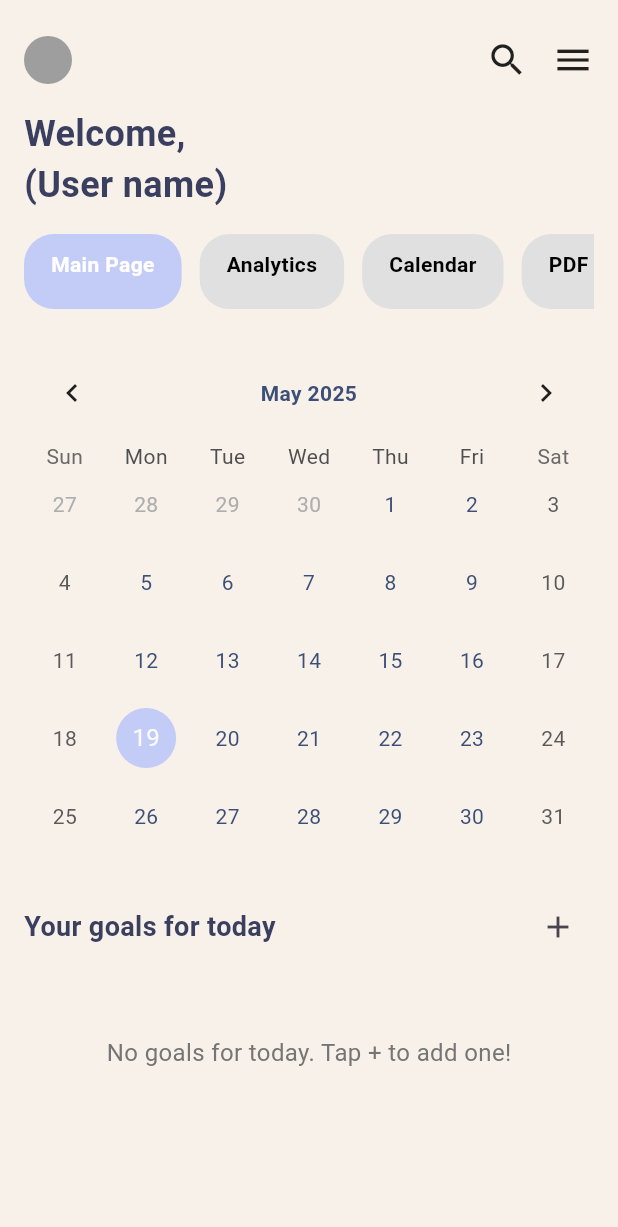
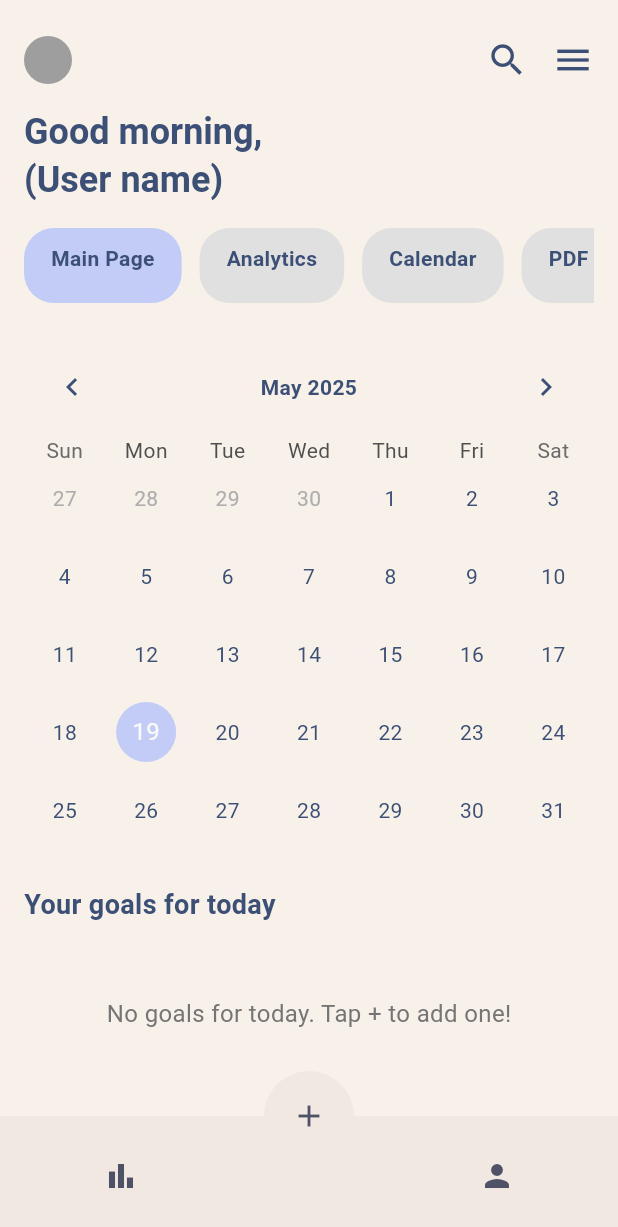
Before and after one commit to karsrc/notestash, a Flutter app: the screen it shows after launch, on a phone screen of 412 x 824 dp. Shown: the top 1227 px of the screen. Run offline on Flutter 3.47's test engine with Material 3 defaults, Android fonts, the phone set to English and light mode, and no system bars; drawn by our look-alikes of table_calendar.

Commit message:
Changed the UI to add a Bottom Navigation Bar, started working on dark mode

```diff
--- a/lib/main.dart
+++ b/lib/main.dart
@@ -3,26 +3,42 @@
 import 'package:intl/intl.dart';
 import 'plus.dart';
 
+final ThemeData _lightTheme = ThemeData(
+  useMaterial3: true,
+  scaffoldBackgroundColor: const Color(0xFFF8F1E9),
+  primaryColor: const Color(0xFF3C4F76),
+  iconTheme: const IconThemeData(color: Color(0xFF3C4F76)),
+  textTheme: ThemeData.light().textTheme.apply(
+    bodyColor: Color(0xFF3C4F76),
+    displayColor: Color(0xFF3C4F76),
+  ),
+  bottomAppBarTheme: const BottomAppBarTheme(
+    color: Color(0xFFF1E8E2),
+    elevation: 0,
+  ),
+);
+
+final ThemeData _darkTheme = ThemeData(
+  useMaterial3: true,
+  scaffoldBackgroundColor: const Color(0xFF2B2739),
+  primaryColor: const Color(0xFFE5E4F0),
+  iconTheme: const IconThemeData(color: Color(0xFFE5E4F0)),
+  textTheme: ThemeData.dark().textTheme.apply(
+    bodyColor: Color(0xFFE5E4F0),
+    displayColor: Color(0xFFB9B7C9),
+  ),
+  bottomAppBarTheme: const BottomAppBarTheme(
+    color: Color(0xFF7566EA),
+    elevation: 0,
+  ),
+);
+
 void main() {
   runApp(MaterialApp(
     debugShowCheckedModeBanner: false,
-    theme: ThemeData(
-      scaffoldBackgroundColor: const Color(0xFFF8F1E9),
-      textTheme: ThemeData.light().textTheme.apply(
-        bodyColor: const Color(0xFF3C4F76),
-        displayColor: const Color(0xFF3C4F76),
-      ),
-      inputDecorationTheme: const InputDecorationTheme(
-        labelStyle: TextStyle(color: Color(0xFF3C4F76)),
-        hintStyle: TextStyle(color: Color(0xFF3C4F76)),
-        enabledBorder: OutlineInputBorder(
-          borderSide: BorderSide(color: Color(0xFF3C4F76)),
-        ),
-        focusedBorder: OutlineInputBorder(
-          borderSide: BorderSide(color: Color(0xFF3C4F76), width: 2),
-        ),
-      ),
-    ),
+    themeMode: ThemeMode.system,
+    theme: _lightTheme,
+    darkTheme: _darkTheme,
     home: const GoalsPage(),
   ));
 }
@@ -36,14 +52,16 @@
 
 class _GoalsPageState extends State<GoalsPage> {
   final Color highlightColor = const Color(0xFFC3CBF7);
-  final Color backgroundColor = const Color(0xFFF8F1E9);
-  final Color headerTextColor = const Color(0xFF3A3F5F);
-  final Color textDarkBlue = const Color(0xFF2F3A5A);
+  final List<Map<String, dynamic>> allGoals = [];
 
-  List<Map<String, dynamic>> allGoals = [];
+  String get currentDay => DateFormat('E').format(DateTime.now());
 
-  // 🔽 Get today (Mon, Tue...) from phone
-  String get currentDay => DateFormat('E').format(DateTime.now());
+  String get dynamicGreeting {
+    final hour = DateTime.now().hour;
+    if (hour < 12) return "Good morning";
+    if (hour < 18) return "Good afternoon";
+    return "Good evening";
+  }
 
   List<Map<String, dynamic>> get todayGoals {
     return allGoals.where((goal) {
@@ -70,18 +88,43 @@
     }).toList();
   }
 
+  void _onAddGoal() async {
+    final result = await Navigator.push(
+      context,
+      MaterialPageRoute(builder: (_) => const AddGoalPage()),
+    );
+    if (result != null && result is Map<String, dynamic>) {
+      setState(() {
+        result['addedOn'] = DateTime.now();
+        allGoals.add(result);
+      });
+    }
+  }
+
   @override
   Widget build(BuildContext context) {
+    final textColor = Theme.of(context).textTheme.bodyMedium?.color ?? Colors.black;
+    final isDark = Theme.of(context).brightness == Brightness.dark;
+
+    final iconColor = isDark
+        ? const Color(0xFFFFF4EC)
+        : const Color(0xFF4F5267);
+
+    final fabBackground = isDark
+        ? const Color(0xFF7566EA)
+        : const Color(0xFFF1E8E2);
+
+    final fabIcon = isDark
+        ? const Color(0xFFFFF4EC)
+        : const Color(0xFF4F5267);
+
     return Scaffold(
-      backgroundColor: backgroundColor,
       body: SafeArea(
-        child: SingleChildScrollView(
         child: Padding(
           padding: const EdgeInsets.symmetric(horizontal: 16, vertical: 24),
+          child: SingleChildScrollView(
             child: Column(
-              crossAxisAlignment: CrossAxisAlignment.center,
               children: [
-                // Top bar
                 Row(
                   mainAxisAlignment: MainAxisAlignment.spaceBetween,
                   children: const [
@@ -100,18 +143,14 @@
                 Align(
                   alignment: Alignment.centerLeft,
                   child: Text(
-                    "Welcome,\n(User name)",
-                    style: TextStyle(
-                      fontSize: 24,
+                    "$dynamicGreeting,\n(User name)",
+                    style: Theme.of(context).textTheme.headlineSmall?.copyWith(
                       fontWeight: FontWeight.bold,
-                      color: headerTextColor,
                     ),
                   ),
                 ),
-
                 const SizedBox(height: 16),
 
-                // Tabs
                 SizedBox(
                   height: 50,
                   child: ListView(
@@ -127,64 +166,39 @@
 
                 const SizedBox(height: 24),
 
-                // Calendar
                 TableCalendar(
                   firstDay: DateTime.utc(2000, 1, 1),
                   lastDay: DateTime.utc(2100, 12, 31),
                   focusedDay: DateTime.now(),
-                  headerStyle: const HeaderStyle(
+                  headerStyle: HeaderStyle(
                     formatButtonVisible: false,
                     titleCentered: true,
-                    titleTextStyle: TextStyle(fontWeight: FontWeight.bold),
+                    titleTextStyle: TextStyle(color: textColor, fontWeight: FontWeight.bold),
                   ),
                   calendarStyle: CalendarStyle(
-                    todayDecoration: BoxDecoration(
-                      color: highlightColor,
-                      shape: BoxShape.circle,
-                    ),
-                    selectedDecoration: BoxDecoration(
-                      color: highlightColor,
-                      shape: BoxShape.circle,
-                    ),
+                    weekendTextStyle: TextStyle(color: textColor),
+                    defaultTextStyle: TextStyle(color: textColor),
+                    todayDecoration: BoxDecoration(color: highlightColor, shape: BoxShape.circle),
+                    selectedDecoration: BoxDecoration(color: highlightColor, shape: BoxShape.circle),
                   ),
                 ),
 
                 const SizedBox(height: 24),
 
-                // Goals header
-                Row(
-                  mainAxisAlignment: MainAxisAlignment.spaceBetween,
-                  children: [
-                    Text(
+                Align(
+                  alignment: Alignment.centerLeft,
+                  child: Text(
                     "Your goals for today",
                     style: TextStyle(
                       fontSize: 18,
                       fontWeight: FontWeight.w600,
-                        color: headerTextColor,
+                      color: textColor,
                     ),
                   ),
-                    IconButton(
-                      icon: const Icon(Icons.add),
-                      onPressed: () async {
-                        final result = await Navigator.push(
-                          context,
-                          MaterialPageRoute(builder: (_) => const AddGoalPage()),
-                        );
-
-                        if (result != null && result is Map<String, dynamic>) {
-                          setState(() {
-                            result['addedOn'] = DateTime.now(); // used for "once" goal
-                            allGoals.add(result);
-                          });
-                        }
-                      },
-                    )
-                  ],
                 ),
 
                 const SizedBox(height: 16),
 
-                // Show goals
                 todayGoals.isEmpty
                     ? Padding(
                   padding: const EdgeInsets.only(top: 32),
@@ -213,8 +227,44 @@
           ),
         ),
       ),
+
+      bottomNavigationBar: BottomAppBar(
+        elevation: 0,
+        child: SizedBox(
+          height: 70,
+          child: Row(
+            mainAxisAlignment: MainAxisAlignment.spaceAround,
+            children: [
+              IconButton(
+                icon: Icon(Icons.bar_chart, color: iconColor),
+                onPressed: () {},
+              ),
+              const SizedBox(width: 40),
+              IconButton(
+                icon: Icon(Icons.person, color: iconColor),
+                onPressed: () {},
+              ),
+            ],
+          ),
+        ),
+      ),
+      floatingActionButtonLocation: FloatingActionButtonLocation.centerDocked,
+      floatingActionButton: Container(
+        height: 60,
+        width: 60,
+        decoration: BoxDecoration(
+          color: fabBackground,
+          shape: BoxShape.circle,
+        ),
+        child: IconButton(
+          icon: Icon(Icons.add, color: fabIcon),
+          onPressed: _onAddGoal,
+        ),
+      ),
     );
   }
+}
+
 
 Widget buildTab(String label, {bool active = false}) {
   return Padding(
@@ -222,15 +272,12 @@
     child: Container(
       padding: const EdgeInsets.symmetric(horizontal: 18, vertical: 10),
       decoration: BoxDecoration(
-          color: active ? highlightColor : Colors.grey[300],
+        color: active ? const Color(0xFFC3CBF7) : Colors.grey[300],
         borderRadius: BorderRadius.circular(20),
       ),
       child: Text(
         label,
-          style: TextStyle(
-            color: active ? Colors.white : Colors.black,
-            fontWeight: FontWeight.w600,
-          ),
+        style: const TextStyle(fontWeight: FontWeight.w600),
       ),
     ),
   );
@@ -238,50 +285,37 @@
 
 Color darken(Color color, [double amount = 0.3]) {
   final hsl = HSLColor.fromColor(color);
-    final darker = hsl.withLightness((hsl.lightness - amount).clamp(0.0, 1.0));
-    return darker.toColor();
+  return hsl.withLightness((hsl.lightness - amount).clamp(0.0, 1.0)).toColor();
 }
 
 Widget buildGoalCard(Map<String, dynamic> goal) {
   final String title = goal['name'];
   final bool isHabit = goal['isHabit'] ?? false;
   final int total = goal['total'] ?? 100;
+  final int dailyTarget = goal['dailyTarget'] ?? 10;
   final int progress = goal['progress'] ?? 0;
-    final int dailyTarget = goal['dailyTarget'] ?? 10;
   final String unit = goal['unit'] ?? '';
   final Color color = goal['color'] as Color;
   final IconData icon = goal['icon'] as IconData;
-    final textColor = darken(color, 0.3);
 
   final int showTotal = isHabit ? dailyTarget : total;
+  final textColor = darken(color);
   final String label = "$progress / $showTotal $unit";
 
   return Container(
-      decoration: BoxDecoration(
-        color: color,
-        borderRadius: BorderRadius.circular(12),
-      ),
+    decoration: BoxDecoration(color: color, borderRadius: BorderRadius.circular(12)),
     padding: const EdgeInsets.all(16),
     child: Stack(
       children: [
-          Align(
-            alignment: Alignment.topRight,
-            child: Icon(icon, color: Colors.white, size: 20),
-          ),
+        Align(alignment: Alignment.topRight, child: Icon(icon, color: Colors.white, size: 20)),
         Column(
           mainAxisAlignment: MainAxisAlignment.end,
           crossAxisAlignment: CrossAxisAlignment.start,
           children: [
-              Text(
-                title,
+            Text(title,
                 maxLines: 1,
                 overflow: TextOverflow.ellipsis,
-                style: TextStyle(
-                  color: textColor,
-                  fontSize: 15,
-                  fontWeight: FontWeight.bold,
-                ),
-              ),
+                style: TextStyle(color: textColor, fontSize: 15, fontWeight: FontWeight.bold)),
             const SizedBox(height: 4),
             LinearProgressIndicator(
               value: (progress / showTotal).clamp(0.0, 1.0),
@@ -290,14 +324,10 @@
               minHeight: 6,
             ),
             const SizedBox(height: 4),
-              Text(
-                label,
-                style: TextStyle(fontSize: 12, color: textColor),
+            Text(label, style: TextStyle(fontSize: 12, color: textColor)),
+          ],
         ),
-            ],
-          )
       ],
     ),
   );
 }
-}
```
Also changed, not shown: lib/plus.dart (+32 -18 lines). Lines whose indentation alone changed are shown as unchanged.
